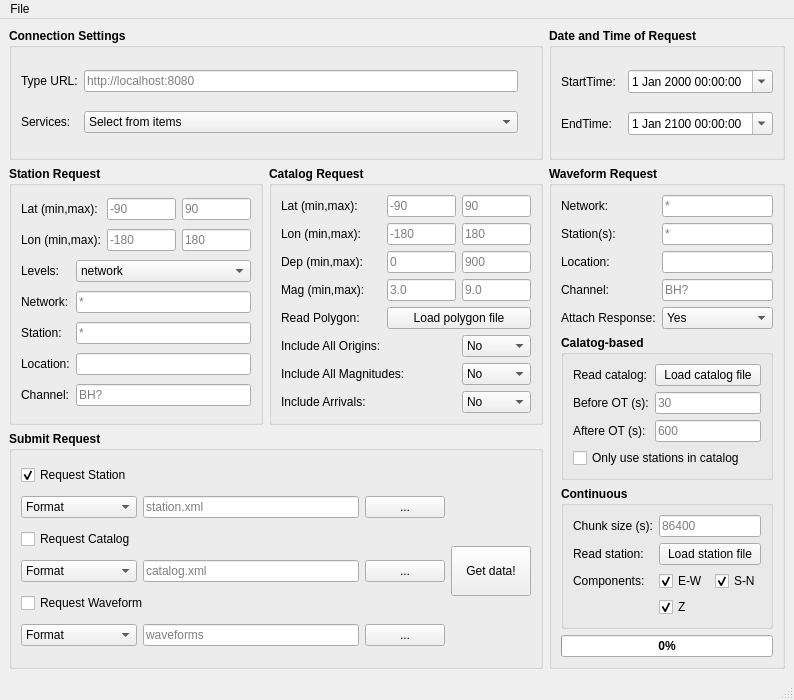
This is fdsnw.ui in saeedsltm/FDSNW-GUI as Qt 5 draws it before an edit. The edited form follows.
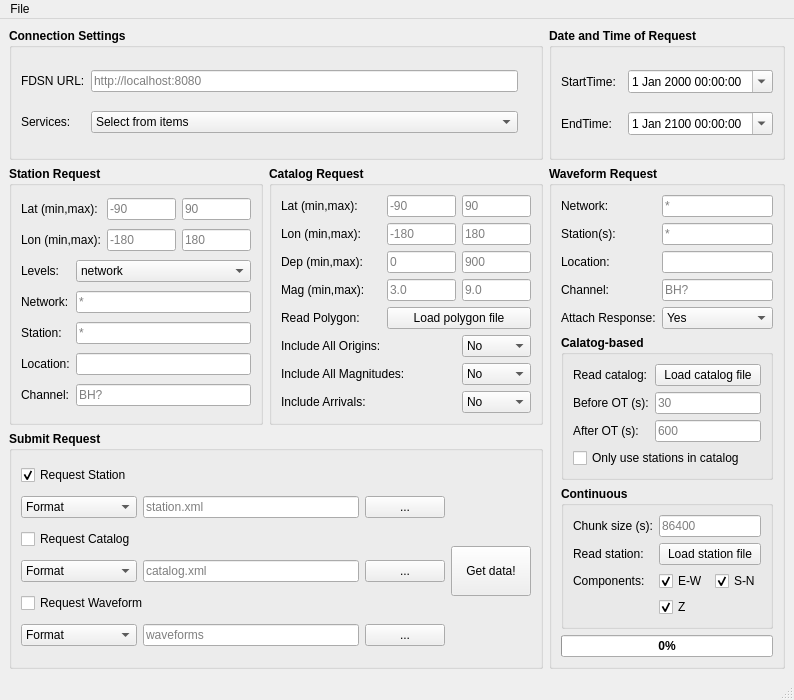
This is the edited form. Icons and pictures are not drawn.

What changed in the file:
```diff
--- a/fdsnw.ui
+++ b/fdsnw.ui
@@ -36,7 +36,7 @@
           </font>
          </property>
          <property name="text">
-          <string>Type URL:</string>
+          <string>FDSN URL:</string>
          </property>
         </widget>
        </item>
@@ -1176,7 +1176,7 @@
              </font>
             </property>
             <property name="text">
-             <string>Aftere OT (s):</string>
+             <string>After OT (s):</string>
             </property>
            </widget>
           </item>
```
